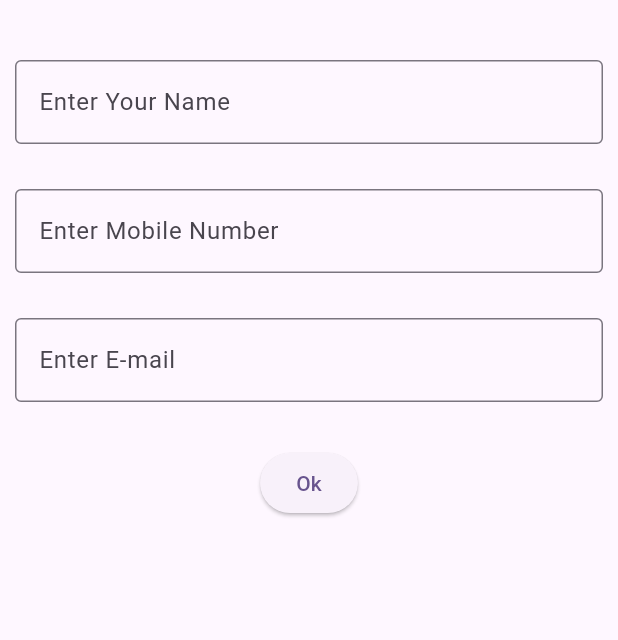
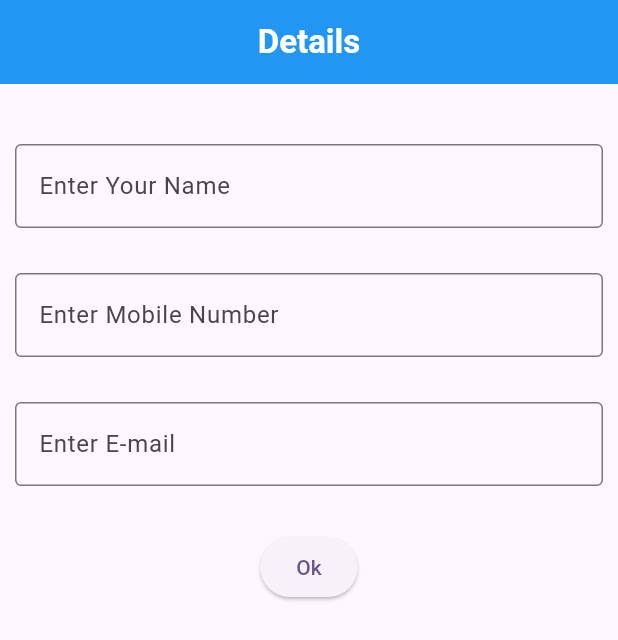
Before and after one commit to sarans07/task, a Flutter app: the screen it shows after launch, on a phone screen of 412 x 824 dp. Shown: the top 640 px of the screen. Run offline on Flutter 3.47's test engine with Material 2 defaults, Android fonts, the phone set to English and light mode, and no system bars.

Commit message:
first commit

```diff
--- a/lib/main.dart
+++ b/lib/main.dart
@@ -1,4 +1,5 @@
 import 'package:flutter/material.dart';
+import 'package:saran_task/edit_screen.dart';
 import 'package:saran_task/saran.dart';
 import 'package:saran_task/task%201.dart';
 import 'package:saran_task/task1.dart';
--- a/lib/task_2.dart
+++ b/lib/task_2.dart
@@ -66,6 +66,11 @@ class _task2State extends State<task2> {
   @override
   Widget build(BuildContext context) {
     return Scaffold(
+      appBar: AppBar(
+        title: Center(child: Text('Details',
+        style: TextStyle(color: Colors.white,fontWeight: FontWeight.bold)
+          )),backgroundColor: Colors.blue,
+      ),
       body: SafeArea(
         child: Container(
           padding: EdgeInsets.all(10),
@@ -112,11 +117,12 @@ class _task2State extends State<task2> {
                     _navigateToDetails(_writtentext[index]);
                   },
                   child: Card(
+                    color: Colors.blue[200],
                     elevation: 9,
                     child: ListTile(
                       title: Text(
                         _writtentext[index],
-                        style: TextStyle(fontSize: 16),
+                        style: TextStyle(fontSize: 18,fontWeight: FontWeight.bold),
                       ),
                       trailing: Row(
                         mainAxisSize: MainAxisSize.min,
```
Also changed, not shown: lib/edit_screen.dart (+5 -2 lines), lib/task_2_1.dart (+5 -2 lines).
